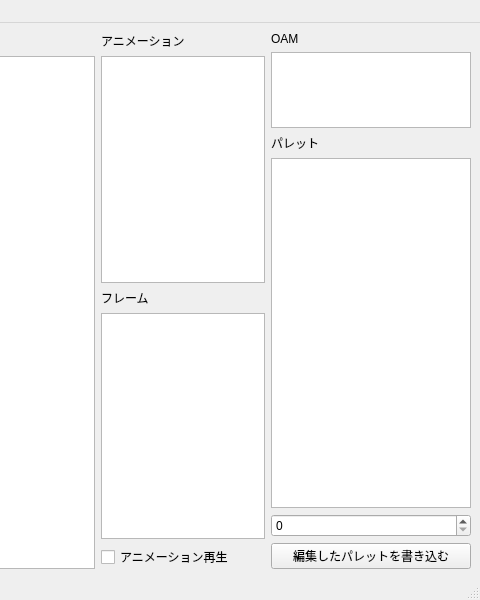
This is EXESpriteReader.ui in idealexe/EXE6_Tools as Qt 5 draws it before an edit; both pictures show x 720 to 1200 and y 0 to 600 of the 1200 by 600 pixel window. The edited form follows.
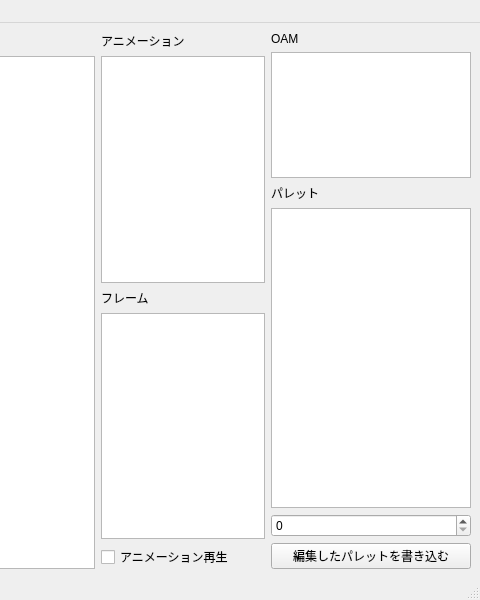
This is the edited form.

Commit message: レイアウトを調整

```diff
--- a/EXESpriteReader.ui
+++ b/EXESpriteReader.ui
@@ -189,7 +189,13 @@
           <property name="minimumSize">
            <size>
             <width>200</width>
-            <height>350</height>
+            <height>300</height>
+           </size>
+          </property>
+          <property name="maximumSize">
+           <size>
+            <width>16777215</width>
+            <height>300</height>
            </size>
           </property>
           <property name="isWrapping" stdset="0">
```
